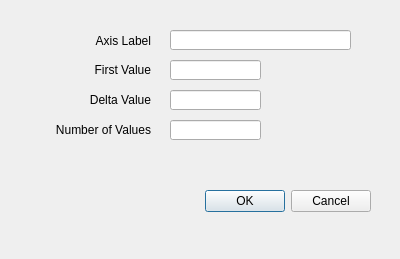
This is Infovizanalytics/axisspecdialog.ui in glenntu15/ThesisArchive as Qt 5 draws it before an edit. The edited form follows.
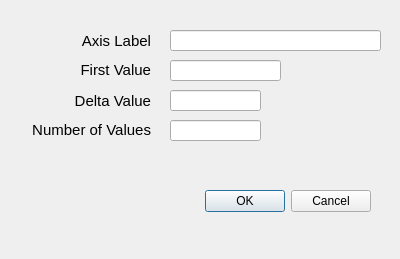
This is the edited form.

Diff of the .ui file:
```diff
--- a/Infovizanalytics/axisspecdialog.ui
+++ b/Infovizanalytics/axisspecdialog.ui
@@ -34,23 +34,28 @@
     <rect>
      <x>170</x>
      <y>30</y>
-     <width>181</width>
-     <height>20</height>
+     <width>211</width>
+     <height>21</height>
     </rect>
    </property>
+   <property name="font">
+    <font>
+     <pointsize>11</pointsize>
+    </font>
+   </property>
   </widget>
   <widget class="QLabel" name="label">
    <property name="geometry">
     <rect>
-     <x>90</x>
+     <x>80</x>
      <y>30</y>
-     <width>61</width>
+     <width>71</width>
      <height>21</height>
     </rect>
    </property>
    <property name="font">
     <font>
-     <pointsize>9</pointsize>
+     <pointsize>11</pointsize>
     </font>
    </property>
    <property name="layoutDirection">
@@ -68,10 +73,15 @@
     <rect>
      <x>170</x>
      <y>60</y>
-     <width>91</width>
-     <height>20</height>
+     <width>111</width>
+     <height>21</height>
     </rect>
    </property>
+   <property name="font">
+    <font>
+     <pointsize>11</pointsize>
+    </font>
+   </property>
   </widget>
   <widget class="QLabel" name="label_2">
    <property name="geometry">
@@ -84,7 +94,7 @@
    </property>
    <property name="font">
     <font>
-     <pointsize>9</pointsize>
+     <pointsize>11</pointsize>
     </font>
    </property>
    <property name="text">
@@ -97,15 +107,15 @@
   <widget class="QLabel" name="label_3">
    <property name="geometry">
     <rect>
-     <x>80</x>
+     <x>70</x>
      <y>90</y>
-     <width>71</width>
-     <height>20</height>
+     <width>81</width>
+     <height>21</height>
     </rect>
    </property>
    <property name="font">
     <font>
-     <pointsize>9</pointsize>
+     <pointsize>11</pointsize>
     </font>
    </property>
    <property name="text">
@@ -121,9 +131,14 @@
      <x>170</x>
      <y>90</y>
      <width>91</width>
-     <height>20</height>
+     <height>21</height>
     </rect>
    </property>
+   <property name="font">
+    <font>
+     <pointsize>11</pointsize>
+    </font>
+   </property>
   </widget>
   <widget class="QLabel" name="label_4">
    <property name="geometry">
@@ -136,7 +151,7 @@
    </property>
    <property name="font">
     <font>
-     <pointsize>9</pointsize>
+     <pointsize>11</pointsize>
     </font>
    </property>
    <property name="text">
@@ -152,9 +167,14 @@
      <x>170</x>
      <y>120</y>
      <width>91</width>
-     <height>20</height>
+     <height>21</height>
     </rect>
    </property>
+   <property name="font">
+    <font>
+     <pointsize>11</pointsize>
+    </font>
+   </property>
   </widget>
   <widget class="QLabel" name="label_warning">
    <property name="geometry">
```
